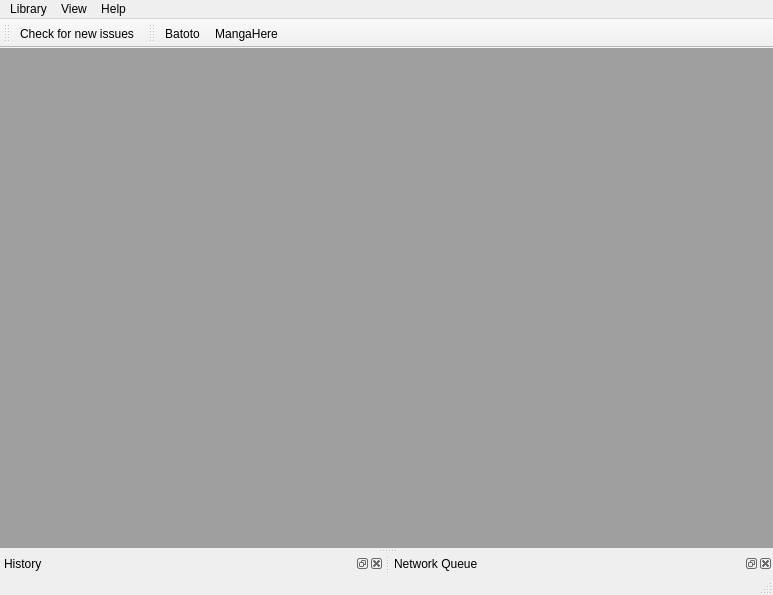
This is src/MainWindow.ui in White-Owl/ComicsLibrary as Qt 5 draws it before an edit. The edited form follows.
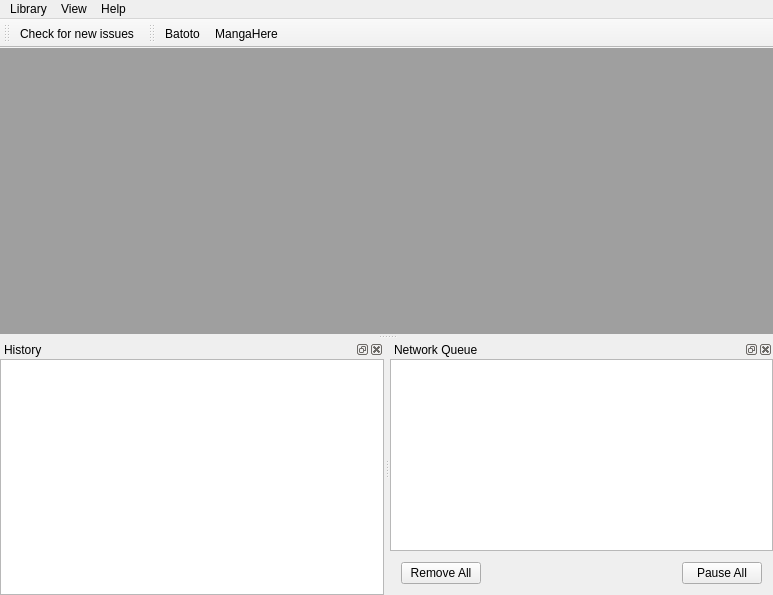
This is the edited form. Icons and pictures are not drawn.

The edit to the form file:
```diff
--- a/src/MainWindow.ui
+++ b/src/MainWindow.ui
@@ -129,7 +129,6 @@
    </attribute>
    <addaction name="actionCheck_for_new_issues"/>
   </widget>
-  <widget class="QStatusBar" name="statusBar_Object"/>
   <widget class="QDockWidget" name="historyWindow">
    <property name="windowTitle">
     <string>History</string>
@@ -137,7 +136,28 @@
    <attribute name="dockWidgetArea">
     <number>8</number>
    </attribute>
-   <widget class="QWidget" name="dockWidgetContents"/>
+   <widget class="QWidget" name="dockWidgetContents">
+    <layout class="QVBoxLayout" name="verticalLayout_2">
+     <property name="spacing">
+      <number>0</number>
+     </property>
+     <property name="leftMargin">
+      <number>0</number>
+     </property>
+     <property name="topMargin">
+      <number>0</number>
+     </property>
+     <property name="rightMargin">
+      <number>0</number>
+     </property>
+     <property name="bottomMargin">
+      <number>0</number>
+     </property>
+     <item>
+      <widget class="QTextBrowser" name="textBrowser"/>
+     </item>
+    </layout>
+   </widget>
   </widget>
   <widget class="QDockWidget" name="queueWindow">
    <property name="windowTitle">
@@ -146,7 +166,61 @@
    <attribute name="dockWidgetArea">
     <number>8</number>
    </attribute>
-   <widget class="QWidget" name="dockWidgetContents_2"/>
+   <widget class="QWidget" name="dockWidgetContents_2">
+    <layout class="QVBoxLayout" name="verticalLayout_3">
+     <property name="spacing">
+      <number>0</number>
+     </property>
+     <property name="leftMargin">
+      <number>0</number>
+     </property>
+     <property name="topMargin">
+      <number>0</number>
+     </property>
+     <property name="rightMargin">
+      <number>0</number>
+     </property>
+     <property name="bottomMargin">
+      <number>0</number>
+     </property>
+     <item>
+      <widget class="QTableView" name="tableView"/>
+     </item>
+     <item>
+      <widget class="QWidget" name="widget" native="true">
+       <layout class="QHBoxLayout" name="horizontalLayout">
+        <item>
+         <widget class="QPushButton" name="pushButton">
+          <property name="text">
+           <string>Remove All</string>
+          </property>
+         </widget>
+        </item>
+        <item>
+         <spacer name="horizontalSpacer">
+          <property name="orientation">
+           <enum>Qt::Horizontal</enum>
+          </property>
+          <property name="sizeHint" stdset="0">
+           <size>
+            <width>40</width>
+            <height>20</height>
+           </size>
+          </property>
+         </spacer>
+        </item>
+        <item>
+         <widget class="QPushButton" name="pushButton_2">
+          <property name="text">
+           <string>Pause All</string>
+          </property>
+         </widget>
+        </item>
+       </layout>
+      </widget>
+     </item>
+    </layout>
+   </widget>
   </widget>
   <widget class="QToolBar" name="externalSourcesToolBar">
    <property name="windowTitle">
```
